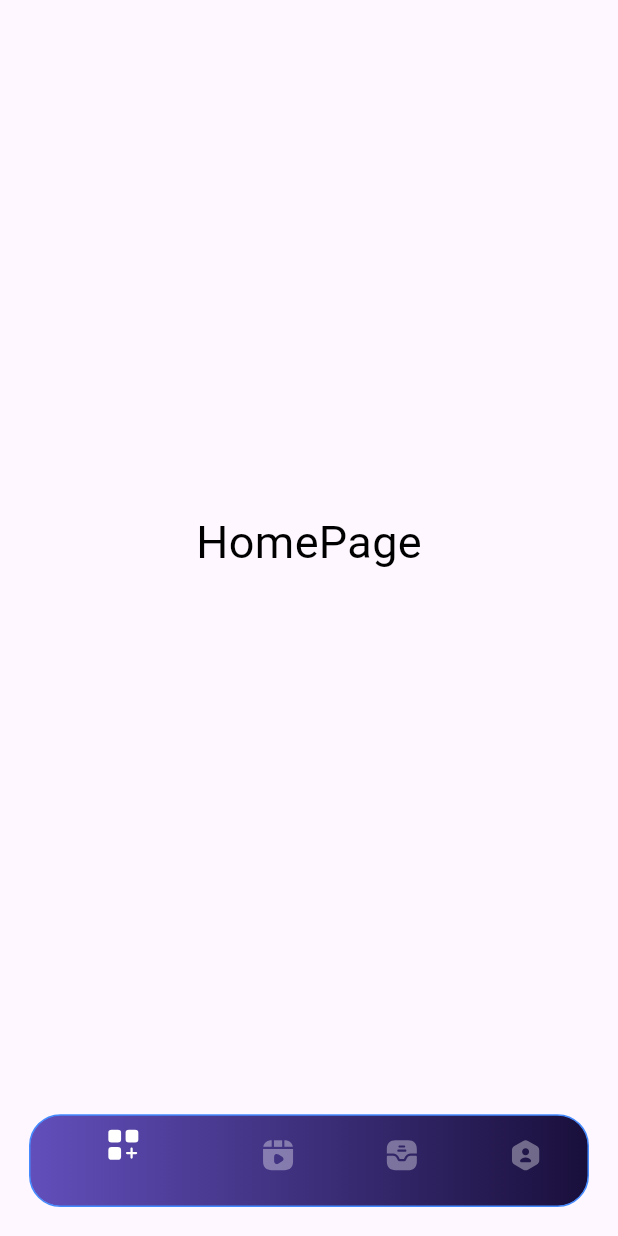
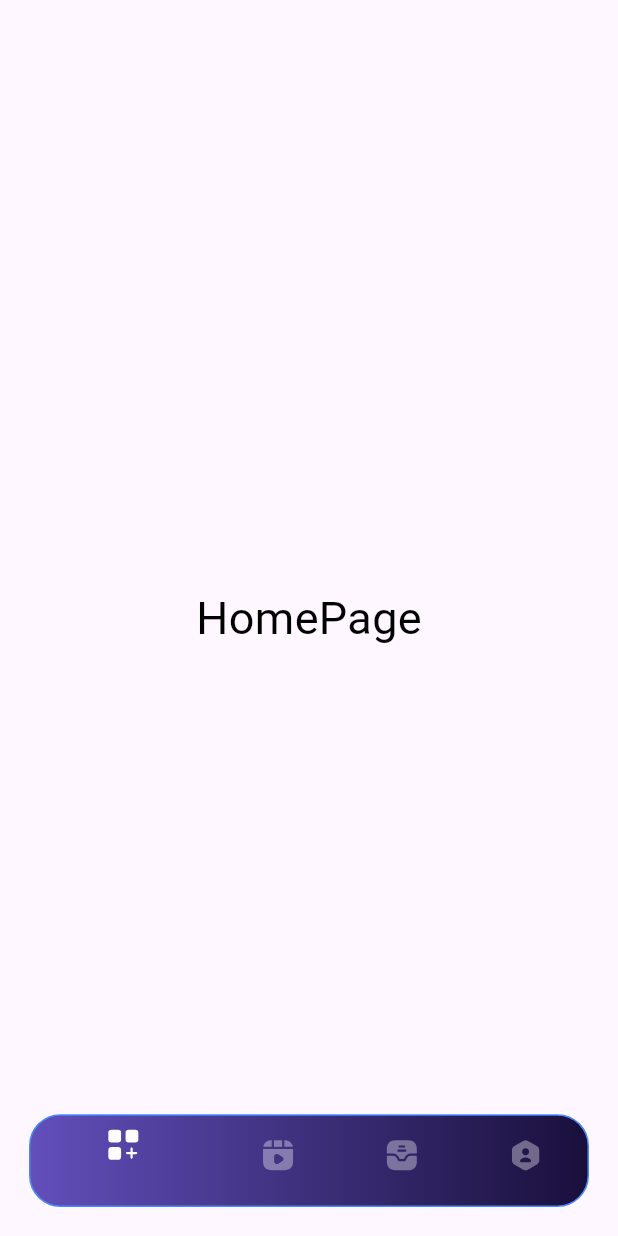
Before and after one commit to azizbek123411/yulduzlar_cosinius, a Flutter app: the screen it shows after launch, on a phone screen of 412 x 824 dp. Run offline on Flutter 3.47's test engine with Material 3 defaults, Android fonts, the phone set to English and light mode, and no system bars; our stand-ins replace bloc, flutter_svg.

```diff
--- a/lib/main.dart
+++ b/lib/main.dart
@@ -1,6 +1,4 @@
 import 'package:flutter/material.dart';
-import 'package:flutter_bloc/flutter_bloc.dart';
-import 'package:yulduzlar_cosinius/src/repository/bloc/bottom_navbar_bloc.dart';
 import 'package:yulduzlar_cosinius/src/ui/pages/navbar_pages/main_nav_page.dart';
 
 void main() {
@@ -12,10 +10,9 @@ class MyApp extends StatelessWidget {
 
   @override
   Widget build(BuildContext context) {
-    return  MaterialApp(
+    return  const MaterialApp(
       debugShowCheckedModeBanner: false,
-      home:  BlocProvider(create: (BuildContext context)=>Bottomnavbar(),
-      child: const MainNavPage()),
+      home:  MainNavPage(),
     );
   }
 }
--- a/lib/src/config/appcolors.dart
+++ b/lib/src/config/appcolors.dart
@@ -4,4 +4,5 @@ import 'package:flutter/material.dart';
 class AppColors{
 static Color colorFFF=Colors.white;
 static Color colorFFF60=Colors.white60;
+static Color colorC042D7=const Color(0xffC042D7);
 }
--- a/lib/src/ui/pages/navbar_pages/main_nav_page.dart
+++ b/lib/src/ui/pages/navbar_pages/main_nav_page.dart
@@ -1,9 +1,13 @@
+import 'dart:ui';
+
 import 'package:flutter/material.dart';
+import 'package:flutter_svg/flutter_svg.dart';
+import 'package:yulduzlar_cosinius/src/repository/utils/creen_utils.dart';
 import 'package:yulduzlar_cosinius/src/ui/pages/navbar_pages/direct_page.dart';
 import 'package:yulduzlar_cosinius/src/ui/pages/navbar_pages/profile_page.dart';
 import 'package:yulduzlar_cosinius/src/ui/pages/navbar_pages/video_play_page.dart';
-
-import '../../screens/navbar_screens/navbar.dart';
+import '../../../config/appcolors.dart';
+import '../../../repository/utils/app_padding.dart';
 import 'home_page.dart';
 
 class MainNavPage extends StatefulWidget {
@@ -28,21 +32,93 @@ class _MainNavPageState extends State<MainNavPage> {
     super.dispose();
   }
 
-  int currentIndex = 0;
   List pages = [
-    Homepage(),
-    VideoPlay(),
-    DirectPage(),
-    ProfilePage(),
+    const Homepage(),
+    const VideoPlay(),
+    const DirectPage(),
+    const ProfilePage(),
   ];
 
 
-
+  int currentIndex=0;
+  void selectedIndex(int index) {
+    setState(() {
+      currentIndex = index;
+    });
+  }
   @override
   Widget build(BuildContext context) {
     return Scaffold(
-      body: pages[currentIndex],
-      bottomNavigationBar: const AppNavbar()
+      body: pages.elementAt(currentIndex),
+      bottomNavigationBar:  appNavbar(context),
+      extendBody: true,
+    );
+  }
+
+
+
+
+  Widget appNavbar(BuildContext context) {
+    return Container(
+      margin: Dis.all(20.h),
+      height: 64.h,
+      width: 312.w,
+      decoration: BoxDecoration(
+        border: Border.all(color: Colors.blueAccent),
+        borderRadius: BorderRadius.circular(20.w),
+        gradient: const LinearGradient(colors: [
+          Color(0xff624fbb),
+          Color(0xff190f3b),
+        ]),
+      ),
+      child: BottomNavigationBar(
+        backgroundColor: Colors.transparent,
+        currentIndex: currentIndex,
+        onTap: (index) {
+          selectedIndex(index);
+        },
+        elevation: 0,
+        items: [
+          BottomNavigationBarItem(
+              backgroundColor: Colors.transparent,
+              icon: SvgPicture.asset(
+                "assets/svg/element-plus.svg",
+                color: currentIndex == 0
+                    ? AppColors.colorFFF
+                    : AppColors.colorFFF60,
+              ),
+              label: ''),
+          BottomNavigationBarItem(
+            backgroundColor: Colors.transparent,
+            icon: SvgPicture.asset(
+              "assets/svg/video-play.svg",
+              color: currentIndex == 1
+                  ? AppColors.colorFFF
+                  : AppColors.colorFFF60,
+            ),
+            label: "",
+          ),
+          BottomNavigationBarItem(
+            backgroundColor: Colors.transparent,
+            icon: SvgPicture.asset(
+              "assets/svg/direct.svg",
+              color: currentIndex == 2
+                  ? AppColors.colorFFF
+                  : AppColors.colorFFF60,
+            ),
+            label: "",
+          ),
+          BottomNavigationBarItem(
+              backgroundColor: Colors.transparent,
+              icon: SvgPicture.asset(
+                "assets/svg/user-octagon.svg",
+                color: currentIndex == 3
+                    ? AppColors.colorFFF
+                    : AppColors.colorFFF60,
+              ),
+              label: ""),
+        ],
+      ),
     );
   }
 }
--- a/lib/src/ui/pages/navbar_pages/profile_page.dart
+++ b/lib/src/ui/pages/navbar_pages/profile_page.dart
@@ -10,6 +10,7 @@ class _ProfilePageState extends State<ProfilePage> {
   @override
   Widget build(BuildContext context) {
     return Scaffold(
+      backgroundColor: Colors.yellow,
       body: Center(
         child: Text("Profile",
           style: TextStyle(
--- a/lib/src/ui/pages/navbar_pages/video_play_page.dart
+++ b/lib/src/ui/pages/navbar_pages/video_play_page.dart
@@ -10,6 +10,7 @@ class _VideoPlayState extends State<VideoPlay> {
   @override
   Widget build(BuildContext context) {
     return Scaffold(
+      backgroundColor: Colors.green,
       body: Center(
         child: Text("VideoPlay",
           style: TextStyle(
--- a/lib/src/ui/screens/navbar_screens/navbar.dart
+++ /dev/null
@@ -1,84 +0,0 @@
-import 'package:flutter/material.dart';
-import 'package:flutter_svg/svg.dart';
-import 'package:yulduzlar_cosinius/src/repository/utils/creen_utils.dart';
-
-import '../../../config/appcolors.dart';
-import '../../../repository/utils/app_padding.dart';
-class AppNavbar extends StatefulWidget {
-  const AppNavbar({super.key});
-
-  @override
-  State<AppNavbar> createState() => _AppNavbarState();
-}
-
-class _AppNavbarState extends State<AppNavbar> {
-  int currentIndex=0;
-  void selectedIndex(int index) {
-    setState(() {
-      currentIndex = index;
-    });
-  }
-  @override
-  Widget build(BuildContext context) {
-    return Container(
-      margin: Dis.all(20.h),
-      height: 64.h,
-      width: 312.w,
-      decoration: BoxDecoration(
-        border: Border.all(color: Colors.blueAccent),
-        borderRadius: BorderRadius.circular(20.w),
-        gradient: const LinearGradient(colors: [
-          Color(0xff624fbb),
-          Color(0xff190f3b),
-        ]),
-      ),
-      child: BottomNavigationBar(
-        currentIndex: currentIndex,
-        onTap: (index) {
-          selectedIndex(index);
-        },
-        elevation: 0,
-        items: [
-          BottomNavigationBarItem(
-              backgroundColor: Colors.transparent,
-              icon: SvgPicture.asset(
-                "assets/svg/element-plus.svg",
-                color: currentIndex == 0
-                    ? AppColors.colorFFF
-                    : AppColors.colorFFF60,
-              ),
-              label: ''),
-          BottomNavigationBarItem(
-            backgroundColor: Colors.transparent,
-            icon: SvgPicture.asset(
-              "assets/svg/video-play.svg",
-              color: currentIndex == 1
-                  ? AppColors.colorFFF
-                  : AppColors.colorFFF60,
-            ),
-            label: "",
-          ),
-          BottomNavigationBarItem(
-            backgroundColor: Colors.transparent,
-            icon: SvgPicture.asset(
-              "assets/svg/direct.svg",
-              color: currentIndex == 2
-                  ? AppColors.colorFFF
-                  : AppColors.colorFFF60,
-            ),
-            label: "",
-          ),
-          BottomNavigationBarItem(
-              backgroundColor: Colors.transparent,
-              icon: SvgPicture.asset(
-                "assets/svg/user-octagon.svg",
-                color: currentIndex == 3
-                    ? AppColors.colorFFF
-                    : AppColors.colorFFF60,
-              ),
-              label: ""),
-        ],
-      ),
-    );
-  }
-}
```
Also changed, not shown: lib/src/repository/constants/text_style.dart (added, +39 -0 lines), lib/src/ui/screens/home_page_screens/home_appbar.dart (added, +14 -0 lines), pubspec.yaml (+4 -4 lines), assets/fonts/FontsFree-Net-SFProText-Medium.ttf (added), assets/fonts/FontsFree-Net-SFProText-Regular.ttf (added), assets/svg/vector.svg (added).
